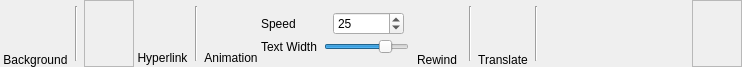
Before: the Qt Designer form DMHelper/src/ribbontabtext.ui in MMetze/DMHelper, drawn with Qt 5.
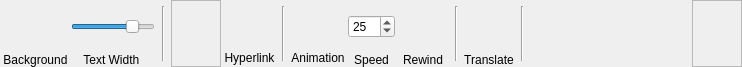
After: the same form once the commit is applied. Icons and pictures are not drawn. Custom widgets are drawn as their Qt base class.

```diff
--- a/DMHelper/src/ribbontabtext.ui
+++ b/DMHelper/src/ribbontabtext.ui
@@ -99,6 +99,74 @@
      </item>
     </layout>
    </item>
+   <item>
+    <layout class="QVBoxLayout" name="verticalLayout_2">
+     <property name="spacing">
+      <number>0</number>
+     </property>
+     <item>
+      <spacer name="verticalSpacer_2">
+       <property name="orientation">
+        <enum>Qt::Vertical</enum>
+       </property>
+       <property name="sizeHint" stdset="0">
+        <size>
+         <width>20</width>
+         <height>40</height>
+        </size>
+       </property>
+      </spacer>
+     </item>
+     <item>
+      <widget class="QSlider" name="sliderWidth">
+       <property name="sizePolicy">
+        <sizepolicy hsizetype="Preferred" vsizetype="Fixed">
+         <horstretch>0</horstretch>
+         <verstretch>0</verstretch>
+        </sizepolicy>
+       </property>
+       <property name="toolTip">
+        <string>Set the width of the text relative to the image</string>
+       </property>
+       <property name="minimum">
+        <number>10</number>
+       </property>
+       <property name="maximum">
+        <number>100</number>
+       </property>
+       <property name="value">
+        <number>80</number>
+       </property>
+       <property name="orientation">
+        <enum>Qt::Horizontal</enum>
+       </property>
+      </widget>
+     </item>
+     <item>
+      <spacer name="verticalSpacer">
+       <property name="orientation">
+        <enum>Qt::Vertical</enum>
+       </property>
+       <property name="sizeHint" stdset="0">
+        <size>
+         <width>20</width>
+         <height>40</height>
+        </size>
+       </property>
+      </spacer>
+     </item>
+     <item>
+      <widget class="QLabel" name="lblSliderWidth">
+       <property name="text">
+        <string>Text Width </string>
+       </property>
+       <property name="alignment">
+        <set>Qt::AlignCenter</set>
+       </property>
+      </widget>
+     </item>
+    </layout>
+   </item>
    <item>
     <widget class="Line" name="line_1">
      <property name="minimumSize">
@@ -290,21 +358,17 @@
       <number>0</number>
      </property>
      <item>
-      <layout class="QVBoxLayout" name="layoutAnimation_2">
-       <property name="spacing">
-        <number>4</number>
+      <spacer name="verticalSpacer_4">
+       <property name="orientation">
+        <enum>Qt::Vertical</enum>
        </property>
-       <item>
-        <layout class="QHBoxLayout" name="horizontalLayout_4">
-         <property name="spacing">
-          <number>0</number>
-         </property>
-         <item>
-          <widget class="QLabel" name="lblSpeed">
-           <property name="text">
-            <string>Speed</string>
-           </property>
-          </widget>
+       <property name="sizeHint" stdset="0">
+        <size>
+         <width>20</width>
+         <height>40</height>
+        </size>
+       </property>
+      </spacer>
          </item>
          <item>
           <widget class="QSpinBox" name="spinSpeed">
@@ -323,63 +387,27 @@
           </widget>
          </item>
          <item>
-          <spacer name="horizontalSpacer_3">
+      <spacer name="verticalSpacer_3">
            <property name="orientation">
-            <enum>Qt::Horizontal</enum>
-           </property>
-           <property name="sizeType">
-            <enum>QSizePolicy::Preferred</enum>
+        <enum>Qt::Vertical</enum>
            </property>
            <property name="sizeHint" stdset="0">
             <size>
-             <width>5</width>
-             <height>5</height>
+         <width>20</width>
+         <height>40</height>
             </size>
            </property>
           </spacer>
          </item>
-        </layout>
-       </item>
        <item>
-        <layout class="QHBoxLayout" name="layoutSlider">
-         <property name="spacing">
-          <number>3</number>
-         </property>
-         <item>
-          <widget class="QLabel" name="lblSliderWidth">
+      <widget class="QLabel" name="lblSpeed">
            <property name="text">
-            <string>Text Width </string>
-           </property>
-          </widget>
-         </item>
-         <item>
-          <widget class="QSlider" name="sliderWidth">
-           <property name="sizePolicy">
-            <sizepolicy hsizetype="MinimumExpanding" vsizetype="Fixed">
-             <horstretch>0</horstretch>
-             <verstretch>0</verstretch>
-            </sizepolicy>
-           </property>
-           <property name="toolTip">
-            <string>Set the width of the text relative to the image</string>
-           </property>
-           <property name="minimum">
-            <number>10</number>
-           </property>
-           <property name="maximum">
-            <number>100</number>
-           </property>
-           <property name="value">
-            <number>80</number>
-           </property>
-           <property name="orientation">
-            <enum>Qt::Horizontal</enum>
-           </property>
-          </widget>
-         </item>
-        </layout>
-       </item>
-      </layout>
+        <string>Speed</string>
+       </property>
+       <property name="alignment">
+        <set>Qt::AlignCenter</set>
+       </property>
+      </widget>
      </item>
     </layout>
    </item>
```
Left out of the diff: 2 changed lines with no effect on the pictures. Lines whose indentation alone changed are shown as unchanged.
